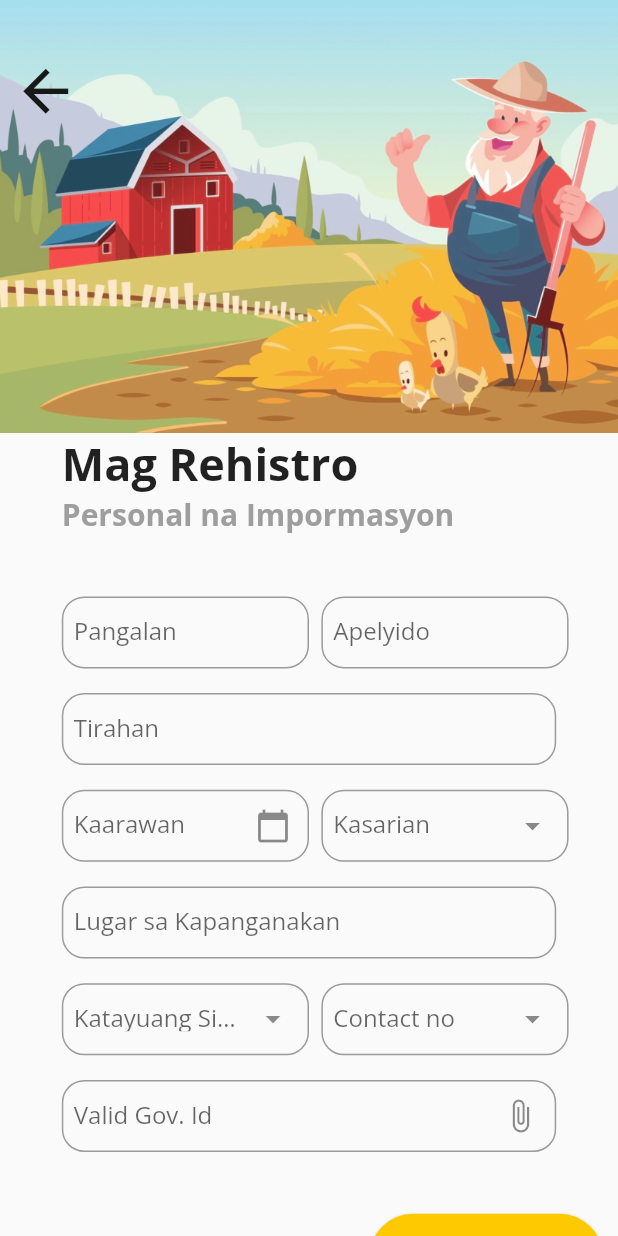
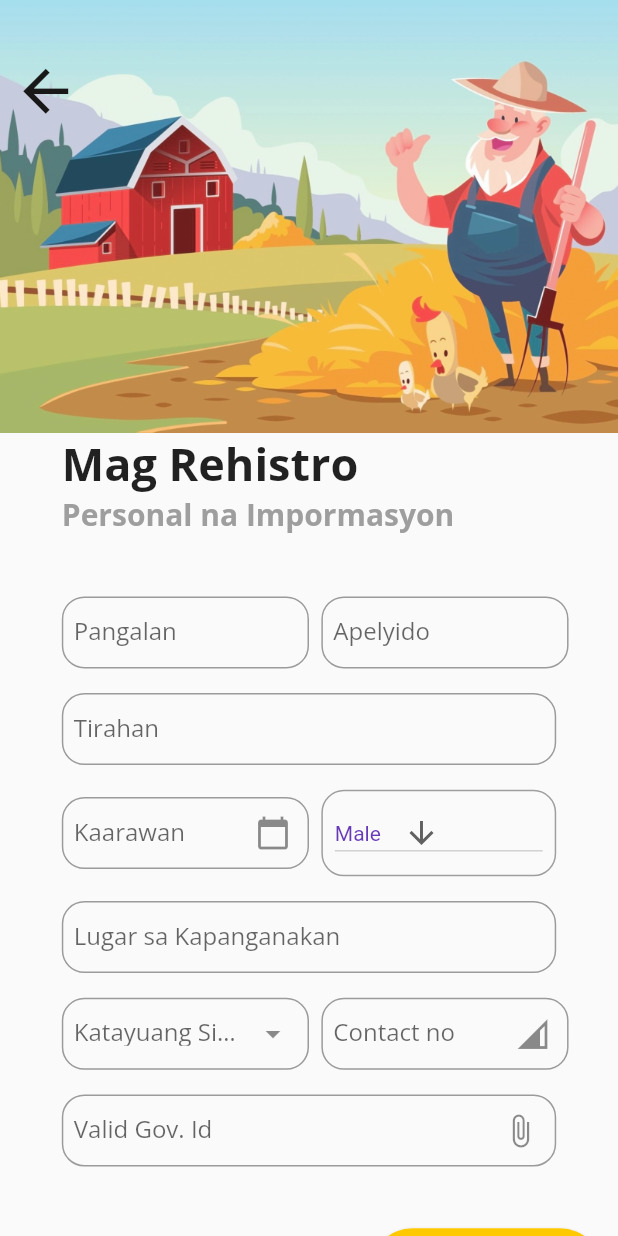
Before and after one commit to ianvillamia/Agri-Cure, a Flutter app: the RegisterFarmerScreen screen opened directly, on a phone screen of 412 x 824 dp. Run offline on Flutter 3.47's test engine with Material 2 defaults, Android fonts, the light colour scheme and no system bars; our stand-ins replace animate_do, cloud_firestore, fluro, google_fonts; missing offline and left inert: flare_splash_screen; accounts and stored records are empty; statements that could not run were skipped.

Commit message:
add farmer complete

```diff
--- a/agri_cure/lib/main.dart
+++ b/agri_cure/lib/main.dart
@@ -1,4 +1,5 @@
 import 'package:agri_cure/providers/pageVIewProvider.dart';
+
 import 'package:flutter/material.dart';
 import 'package:google_fonts/google_fonts.dart';
 import 'package:provider/provider.dart';
--- a/agri_cure/lib/screens/main/registerFarmer/registerFarmerScreen.dart
+++ b/agri_cure/lib/screens/main/registerFarmer/registerFarmerScreen.dart
@@ -1,3 +1,5 @@
+import 'package:agri_cure/models/farmers.dart';
+import 'package:agri_cure/services/firestore/fireService.dart';
 import 'package:agri_cure/services/routes.dart';
 import 'package:agri_cure/widgets/customTextStyles.dart';
 import 'package:animate_do/animate_do.dart';
@@ -11,9 +13,19 @@ class RegisterFarmerScreen extends StatefulWidget {
 }
 
 class _RegisterFarmerScreenState extends State<RegisterFarmerScreen> {
+  String gender = 'Male';
+  TextEditingController _firstNameController = TextEditingController(),
+      _lastNameController = TextEditingController(),
+      _addressController = TextEditingController(),
+      _birthDayController = TextEditingController(),
+      _birthAddressController = TextEditingController(),
+      _civilStatusController = TextEditingController(),
+      _contactNumberController = TextEditingController(),
+      _governmentIdController = TextEditingController();
   @override
   Widget build(BuildContext context) {
     var size = MediaQuery.of(context).size;
+
     return Scaffold(
       body: Container(
         width: size.width,
@@ -74,6 +86,7 @@ class _RegisterFarmerScreenState extends State<RegisterFarmerScreen> {
                           Container(
                             width: size.width * .4,
                             child: TextField(
+                              controller: _firstNameController,
                               decoration: InputDecoration(
                                 contentPadding: const EdgeInsets.all(8.0),
                                 labelText: 'Pangalan',
@@ -90,6 +103,7 @@ class _RegisterFarmerScreenState extends State<RegisterFarmerScreen> {
                           Container(
                             width: size.width * .4,
                             child: TextField(
+                              controller: _lastNameController,
                               decoration: InputDecoration(
                                 contentPadding: const EdgeInsets.all(8.0),
                                 labelText: 'Apelyido',
@@ -106,6 +120,7 @@ class _RegisterFarmerScreenState extends State<RegisterFarmerScreen> {
                         height: size.height * .02,
                       ),
                       _buildForm(
+                          controller: _addressController,
                           label: 'Tirahan',
                           size: size,
                           hint: '1234 Cabanatuan'),
@@ -117,6 +132,7 @@ class _RegisterFarmerScreenState extends State<RegisterFarmerScreen> {
                           Container(
                             width: size.width * .4,
                             child: TextField(
+                              controller: _birthDayController,
                               decoration: InputDecoration(
                                 suffixIcon: IconButton(
                                   onPressed: () {},
@@ -135,28 +151,43 @@ class _RegisterFarmerScreenState extends State<RegisterFarmerScreen> {
                             width: size.width * .02,
                           ),
                           Container(
-                            width: size.width * .4,
-                            child: TextField(
-                              decoration: InputDecoration(
-                                suffixIcon: IconButton(
-                                  onPressed: () {},
-                                  icon: Icon(Icons.arrow_drop_down),
+                              width: size.width * .38,
+                              height: size.height * .07,
+                              decoration: BoxDecoration(
+                                  borderRadius: BorderRadius.circular(15),
+                                  border: Border.all(color: Colors.grey)),
+                              child: Padding(
+                                padding: const EdgeInsets.all(8),
+                                child: DropdownButton<String>(
+                                  value: gender,
+                                  icon: Icon(Icons.arrow_downward),
+                                  iconSize: 24,
+                                  elevation: 16,
+                                  style: TextStyle(color: Colors.deepPurple),
+                                  onChanged: (String newValue) {
+                                    setState(() {
+                                      gender = newValue;
+                                    });
+                                  },
+                                  items: <String>[
+                                    'Male',
+                                    'Female',
+                                  ].map<DropdownMenuItem<String>>(
+                                      (String value) {
+                                    return DropdownMenuItem<String>(
+                                      value: value,
+                                      child: Text(value),
+                                    );
+                                  }).toList(),
                                 ),
-                                contentPadding: const EdgeInsets.all(8.0),
-                                labelText: 'Kasarian',
-                                border: OutlineInputBorder(
-                                  borderRadius: BorderRadius.circular(15),
-                                ),
-                                hintText: "Lalake",
-                              ),
-                            ),
-                          ),
+                              )),
                         ],
                       ),
                       SizedBox(
                         height: size.height * .02,
                       ),
                       _buildForm(
+                          controller: _birthAddressController,
                           label: 'Lugar sa Kapanganakan',
                           size: size,
                           hint: '1236 Camp Tinio Cabanatuan City'),
@@ -168,6 +199,7 @@ class _RegisterFarmerScreenState extends State<RegisterFarmerScreen> {
                           Container(
                             width: size.width * .4,
                             child: TextField(
+                              controller: _civilStatusController,
                               decoration: InputDecoration(
                                 suffixIcon: IconButton(
                                   onPressed: () {},
@@ -188,10 +220,12 @@ class _RegisterFarmerScreenState extends State<RegisterFarmerScreen> {
                           Container(
                             width: size.width * .4,
                             child: TextField(
+                              keyboardType: TextInputType.number,
+                              controller: _contactNumberController,
                               decoration: InputDecoration(
                                 suffixIcon: IconButton(
                                   onPressed: () {},
-                                  icon: Icon(Icons.arrow_drop_down),
+                                  icon: Icon(Icons.network_cell),
                                 ),
                                 contentPadding: const EdgeInsets.all(8.0),
                                 labelText: 'Contact no',
@@ -210,6 +244,7 @@ class _RegisterFarmerScreenState extends State<RegisterFarmerScreen> {
                       Container(
                         width: size.width * .8,
                         child: TextField(
+                          controller: _governmentIdController,
                           decoration: InputDecoration(
                             suffixIcon: IconButton(
                               onPressed: () {},
@@ -239,8 +274,31 @@ class _RegisterFarmerScreenState extends State<RegisterFarmerScreen> {
                         shape: RoundedRectangleBorder(
                           borderRadius: BorderRadius.circular(30),
                         ),
-                        onPressed: () {
-                          Navigator.pushNamed(context, Routes.registerFarm);
+                        onPressed: () async {
+                          String firstName = _firstNameController.text;
+                          String lastName = _lastNameController.text;
+                          String address = _addressController.text;
+                          String birthDate = _birthDayController.text;
+
+                          String civilStatus = _civilStatusController.text;
+                          String contactNumber = _contactNumberController.text;
+                          String governmentId = _governmentIdController.text;
+                          var farmer = {
+                            'firstName': firstName,
+                            'lastName': lastName,
+                            'address': address,
+                            'birthDate': birthDate,
+                            'gender': gender,
+                            'civilStatus': civilStatus,
+                            'contactNumber': contactNumber,
+                            'governmentId': governmentId
+                          };
+                          await FireService()
+                              .addProductPurchaseRequest(map: farmer)
+                              .then((val) {
+                            Navigator.pushNamed(context, Routes.registerFarm);
+                          });
+                          // Navigator.pushNamed(context, Routes.registerFarm);
                         },
                         child: Container(
                           width: size.width * .3,
@@ -268,10 +326,16 @@ class _RegisterFarmerScreenState extends State<RegisterFarmerScreen> {
     );
   }
 
-  _buildForm({@required label, @required size, @required hint, bool ispass}) {
+  _buildForm(
+      {@required label,
+      @required size,
+      @required hint,
+      bool ispass,
+      @required controller}) {
     return Container(
       width: size.width * .8,
       child: TextField(
+        controller: controller,
         obscureText: ispass ?? false,
         decoration: InputDecoration(
           contentPadding: const EdgeInsets.all(8.0),
--- /dev/null
+++ b/agri_cure/lib/services/firestore/fireService.dart
@@ -0,0 +1,13 @@
+import 'package:agri_cure/models/farmers.dart';
+import 'package:cloud_firestore/cloud_firestore.dart';
+
+class FireService {
+  final db = Firestore.instance;
+  Future addProductPurchaseRequest({Map<String, dynamic> map}) async {
+    try {
+      await db.collection('farmers').add(map).then((created) {});
+    } catch (e) {
+      print(e);
+    }
+  }
+}
--- a/agri_cure/pubspec.yaml
+++ b/agri_cure/pubspec.yaml
@@ -29,6 +29,8 @@ dependencies:
   provider: ^4.0.4
   google_fonts: 1.0.0
   flare_splash_screen: ^3.0.1
+  cloud_firestore: ^0.13.6
+  firebase_core: ^0.4.0+9
 
 dev_dependencies:
   flutter_test:
```
Also changed, not shown: agri_cure/lib/models/farmers.dart (added, +10 -0 lines), agri_cure/lib/screens/main/registerFarmer/registerFarm.dart (+30 -3 lines), agri_cure/pubspec.lock, 7 other files.
